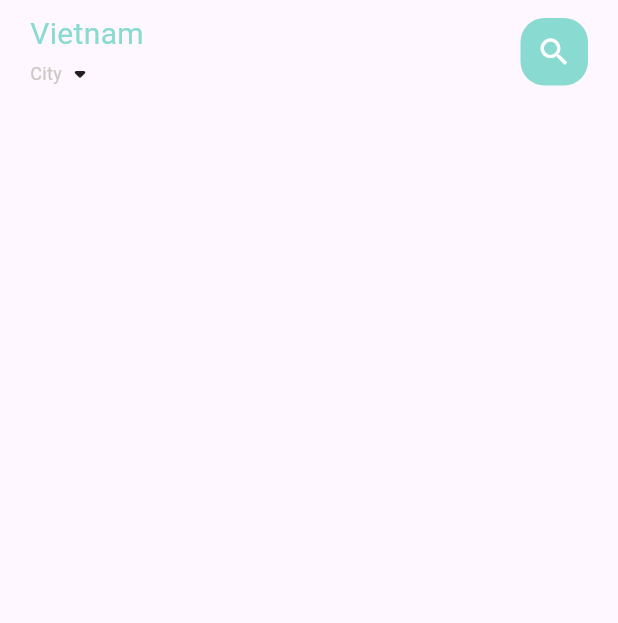
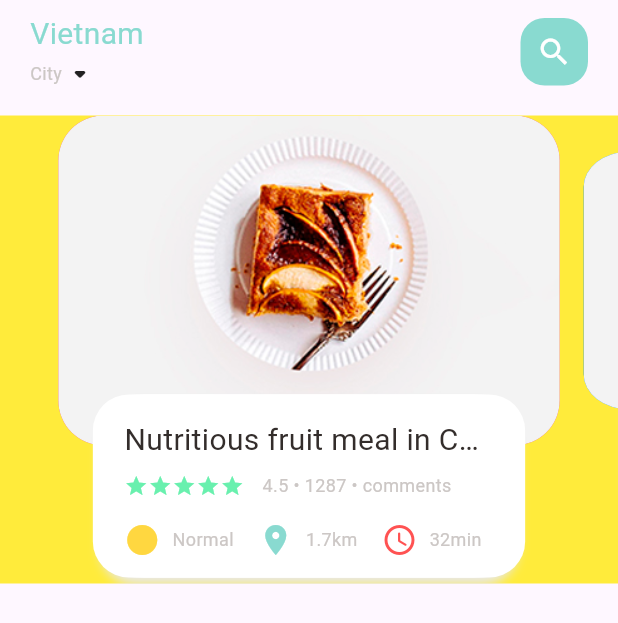
Before and after one commit to wizard-os25/flutter-ecommerce-app-food-delivery, a Flutter app: the screen it shows after launch, on a phone screen of 412 x 824 dp. Shown: the top 623 px of the screen. Run offline on Flutter 3.47's test engine with Material 3 defaults, Android fonts, the phone set to English and light mode, and no system bars.

Commit message:
Adds animated food card carousel and info widgets
Introduces an interactive, animated carousel for food items with scaling effects, enhancing visual appeal and user engagement.

Implements reusable icon-text widgets to improve UI consistency and code maintainability.

Prepares for richer page navigation and future feature expansion.

```diff
--- a/lib/home/food_page_body.dart
+++ b/lib/home/food_page_body.dart
@@ -1,4 +1,8 @@
 import 'package:flutter/material.dart';
+import 'package:food_delivery/utils/colors.dart';
+import 'package:food_delivery/widgets/big_text.dart';
+import 'package:food_delivery/widgets/icon_and_text.dart';
+import 'package:food_delivery/widgets/small_text.dart';
 
 class FoodPageBody extends StatefulWidget {
   const FoodPageBody({super.key});
@@ -8,8 +12,176 @@ class FoodPageBody extends StatefulWidget {
 }
 
 class _FoodPageBodyState extends State<FoodPageBody> {
+  PageController pageController = PageController(viewportFraction: 0.85);
+  var _currentPageValue = 0.0;
+  double _scaleFactor=0.78;
+  double _heightCardScale=220;
+
+  @override
+  void initState() {
+    // TODO: implement initState
+    super.initState();
+    pageController.addListener(() {
+      setState(() {
+        _currentPageValue = pageController.page!;
+      });
+    });
+  }
+
+  @override
+  void dispose() {
+    // TODO: implement dispose
+    super.dispose();
+    pageController.dispose();
+  }
+
   @override
   Widget build(BuildContext context) {
-    return const Placeholder();
+    return Container(
+      color: Colors.yellow,
+      height: 312,
+      child: PageView.builder(
+        controller: pageController,
+        itemCount: 5,
+        itemBuilder: (context, position) {
+          return _buildPageItem(position);
+        },
+      ),
+    );
+  }
+
+  Widget _buildPageItem(int index) {
+    Matrix4 matrix = Matrix4.identity();
+
+if (index == _currentPageValue.floor()) {
+  // card ở giữa
+  var currScale = 1 - (_currentPageValue - index) * (1 - _scaleFactor);
+  var currTrans = _heightCardScale * (1 - currScale) / 2;
+
+  matrix = Matrix4.diagonal3Values(1, currScale, 1)
+    ..setTranslationRaw(0, currTrans, 0);
+
+} else if (index == _currentPageValue.floor() + 1) {
+  // card bên phải
+  var currScale =
+      _scaleFactor + (_currentPageValue - index + 1) * (1 - _scaleFactor);
+  var currTrans = _heightCardScale * (1 - currScale) / 2;
+
+  matrix = Matrix4.diagonal3Values(1, currScale, 1)
+    ..setTranslationRaw(0, currTrans, 0);
+
+} else if (index == _currentPageValue.floor() - 1) {
+  // card bên trái
+  var currScale =
+      _scaleFactor + (index - _currentPageValue + 1) * (1 - _scaleFactor);
+  var currTrans = _heightCardScale * (1 - currScale) / 2;
+
+  matrix = Matrix4.diagonal3Values(1, currScale, 1)
+    ..setTranslationRaw(0, currTrans, 0);
+
+} else {
+  // các card còn lại
+  var currScale = _scaleFactor;
+  var currTrans = _heightCardScale * (1 - currScale) / 2;
+
+  matrix = Matrix4.diagonal3Values(1, currScale, 1)
+    ..setTranslationRaw(0, currTrans, 0);
+}
+
+    return Transform(
+      transform: matrix,
+      child: Stack(
+        children: [
+          Container(
+            height: 220,
+            margin: const EdgeInsets.only(left: 8, right: 8),
+            decoration: BoxDecoration(
+              borderRadius: BorderRadius.circular(30),
+              color: index.isEven ? Colors.red : Colors.blue,
+              image: const DecorationImage(
+                image: AssetImage("assets/image/food1.png"),
+                fit: BoxFit.cover,
+              ),
+            ),
+          ),
+          Align(
+            alignment: Alignment.bottomCenter,
+            child: Container(
+              height: 122,
+              margin: const EdgeInsets.only(left: 36, right: 36, bottom: 4),
+              decoration: BoxDecoration(
+                borderRadius: BorderRadius.circular(24),
+                color: index.isEven ? Colors.white : Colors.blue,
+                boxShadow: const [
+                  BoxShadow(
+                    color: Color(0xFFe8e8e8),
+                    blurRadius: 5.0,
+                    offset: Offset(0, 5),
+                  ),
+                  BoxShadow(
+                    color: Colors.white,
+                    offset: Offset(-5, 0),
+                  ),
+                  BoxShadow(
+                    color: Colors.white,
+                    offset: Offset(5, 0),
+                  ),
+                ],
+              ),
+              child: Container(
+                padding: const EdgeInsets.only(top: 16, left: 16, right: 16),
+                child: Column(
+                  crossAxisAlignment: CrossAxisAlignment.start,
+                  children: [
+                    BigText(text: "Nutritious fruit meal in China"),
+
+                    const SizedBox(height: 8),
+                    // Row 1: Stars + rating
+                    Row(
+                      children: [
+                        Wrap(
+                          children: List.generate(
+                            5,
+                            (i) => const Icon(
+                              Icons.star,
+                              color: Colors.greenAccent,
+                              size: 16,
+                            ),
+                          ),
+                        ),
+                        SizedBox(width: 12),
+                        SmallText(text: "4.5 • 1287 •	comments"),
+                      ],
+                    ),
+                    const SizedBox(height: 16),
+                    // Row 2: Icons and text
+                    Row(
+                      children: [
+                        IconAndTextWidget(
+                            icon: Icons.circle,
+                            text: "Normal",
+                            iconColor: Colors.amberAccent),
+                        const SizedBox(width: 16),
+                        IconAndTextWidget(
+                            icon: Icons.location_on,
+                            text: "1.7km",
+                            iconColor: AppColors.mainColor),
+                        const SizedBox(width: 16),
+                        IconAndTextWidget(
+                            icon: Icons.access_time_rounded,
+                            text: "32min",
+                            iconColor: Colors.redAccent),
+                      ],
+                    ),
+                  ],
+                ),
+              ),
+
+
+            ),
+          ),
+        ],
+      ),
+    );
   }
 }
--- a/lib/home/main_food_page.dart
+++ b/lib/home/main_food_page.dart
@@ -1,4 +1,5 @@
 import 'package:flutter/material.dart';
+import 'package:food_delivery/home/food_page_body.dart';
 import 'package:food_delivery/utils/colors.dart';
 import 'package:food_delivery/widgets/big_text.dart';
 import 'package:food_delivery/widgets/small_text.dart';
@@ -52,6 +53,7 @@ class MainFoodPageState extends State<MainFoodPage> {
                   ],
                 ),
               ),
+              FoodPageBody(),
             ],
           ),
         ),
--- /dev/null
+++ b/lib/widgets/icon_and_text.dart
@@ -0,0 +1,37 @@
+import 'package:flutter/material.dart';
+import 'package:food_delivery/widgets/small_text.dart';
+
+class IconAndTextWidget extends StatefulWidget {
+
+final IconData icon;
+final String text;
+final Color iconColor;
+final Color? textColor;
+
+  const IconAndTextWidget({
+    super.key,
+  required this.icon,
+  required this.text,
+  required this.iconColor,
+  this.textColor = const Color(0xFFccc7c5),
+  });
+
+  @override
+  State<IconAndTextWidget> createState() => _IconAndTextWidgetState();
+}
+
+class _IconAndTextWidgetState extends State<IconAndTextWidget> {
+  @override
+  Widget build(BuildContext context) {
+    return Row(
+      children: [
+        Icon(
+          widget.icon,
+          color: widget.iconColor,
+        ),
+        const SizedBox(width: 8),
+        SmallText(text: widget.text, color: widget.textColor),
+      ],
+    );
+  }
+}
--- a/pubspec.yaml
+++ b/pubspec.yaml
@@ -30,7 +30,7 @@ dependencies:
   flutter:
     sdk: flutter
   get: ^4.7.2
-
+  dots_indicator: ^4.0.1
 
   # The following adds the Cupertino Icons font to your application.
   # Use with the CupertinoIcons class for iOS style icons.
```
